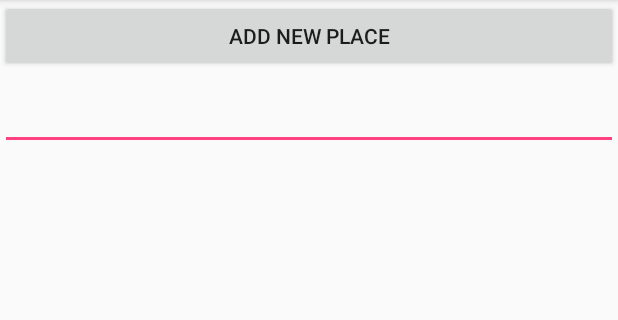
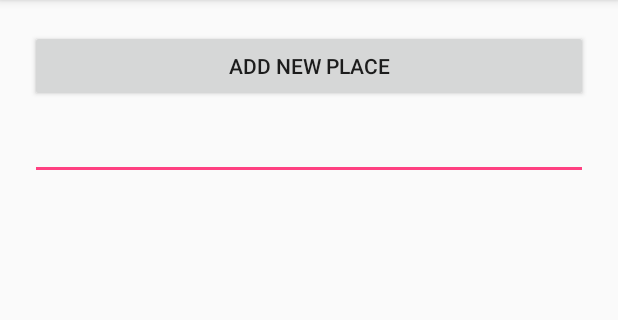
Before and after one commit to robflett/TopPlacestoVisitAppProject, an Android app: the addNewPlaceActivity screen opened directly, with no data from a screen before it, on a phone screen of 412 x 824 dp, the part 84-404 px from its top. Run offline under Robolectric (Android 15) with nearby library versions, the light colour scheme and no system bars.

```diff
--- a/Places_to_visit_in_Scotland/app/src/main/res/layout/activity_add_new_place.xml
+++ b/Places_to_visit_in_Scotland/app/src/main/res/layout/activity_add_new_place.xml
@@ -2,6 +2,7 @@
 <android.support.constraint.ConstraintLayout xmlns:android="http://schemas.android.com/apk/res/android"
     xmlns:app="http://schemas.android.com/apk/res-auto"
     xmlns:tools="http://schemas.android.com/tools"
+    android:padding="20dp"
     android:layout_width="match_parent"
     android:layout_height="match_parent"
     tools:context="com.codeclan.places_to_visit_in_scotland.addNewPlaceActivity">
@@ -34,11 +35,11 @@
         android:layout_below="@+id/newplaceText"
         android:onClick="addnewClicked"/>
 
-    <ListView
-        android:id="@android:id/list"
-        android:layout_width="fill_parent"
-        android:layout_height="fill_parent"
-        android:drawSelectorOnTop="false"
-        />
+    <!--<ListView-->
+        <!--android:id="@android:id/list"-->
+        <!--android:layout_width="fill_parent"-->
+        <!--android:layout_height="fill_parent"-->
+        <!--android:drawSelectorOnTop="false"-->
+        <!--/>-->
 
 </android.support.constraint.ConstraintLayout>
```
Also changed, not shown: Places_to_visit_in_Scotland/app/src/main/java/com/codeclan/places_to_visit_in_scotland/MainActivity.java (+17 -3 lines), Places_to_visit_in_Scotland/app/src/main/java/com/codeclan/places_to_visit_in_scotland/addNewPlaceActivity.java (+11 -0 lines).
